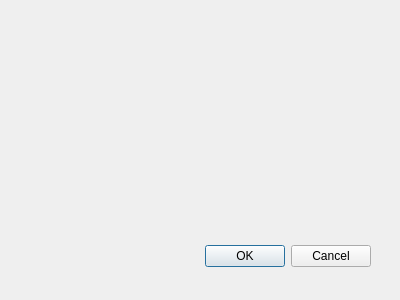
Before: the Qt Designer form mscore/spellchecker.ui in kavinduchamiran/MuseScore, drawn with Qt 5.
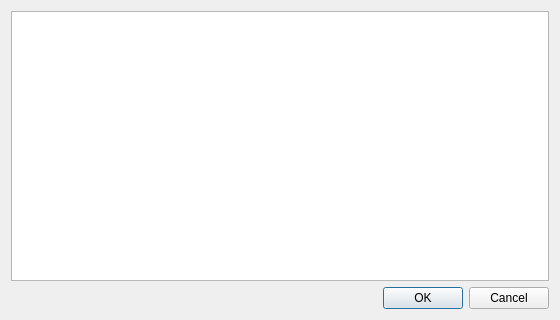
After: the same form once the commit is applied.

What changed in the file:
```diff
--- a/mscore/spellchecker.ui
+++ b/mscore/spellchecker.ui
@@ -8,22 +8,19 @@
    <rect>
     <x>0</x>
     <y>0</y>
-    <width>400</width>
-    <height>300</height>
+    <width>560</width>
+    <height>320</height>
    </rect>
   </property>
   <property name="windowTitle">
    <string>Dialog</string>
   </property>
+  <layout class="QVBoxLayout" name="verticalLayout">
+   <item>
+    <widget class="QTableView" name="tblWords"/>
+   </item>
+   <item>
   <widget class="QDialogButtonBox" name="buttonBox">
-   <property name="geometry">
-    <rect>
-     <x>30</x>
-     <y>240</y>
-     <width>341</width>
-     <height>32</height>
-    </rect>
-   </property>
    <property name="orientation">
     <enum>Qt::Horizontal</enum>
    </property>
@@ -31,6 +28,8 @@
     <set>QDialogButtonBox::Cancel|QDialogButtonBox::Ok</set>
    </property>
   </widget>
+   </item>
+  </layout>
  </widget>
  <pixmapfunction/>
  <resources/>
```
Left out of the diff: 5 changed lines with no effect on the pictures. Lines whose indentation alone changed are shown as unchanged.
